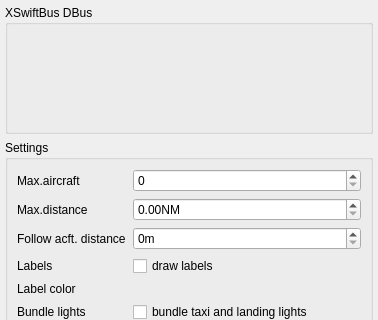
Qt form src/plugins/simulator/xplaneconfig/simulatorxplaneconfigwindow.ui (swift-project/pilotclient) before a commit; both pictures show x 0 to 378 and y 0 to 320 of the 378 by 585 pixel window.
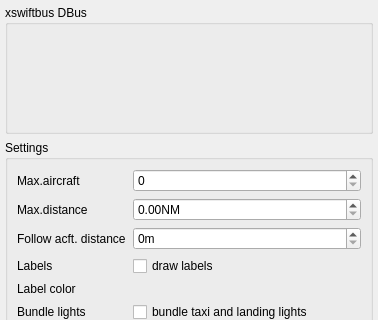
The same form after that commit. Custom widgets are drawn as their Qt base class.

Commit message: fix: Unify xswiftbus spelling

```diff
--- a/src/plugins/simulator/xplaneconfig/simulatorxplaneconfigwindow.ui
+++ b/src/plugins/simulator/xplaneconfig/simulatorxplaneconfigwindow.ui
@@ -38,7 +38,7 @@
    <item row="0" column="0">
     <widget class="QGroupBox" name="gb_DBus">
      <property name="title">
-      <string>XSwiftBus DBus</string>
+      <string>xswiftbus DBus</string>
      </property>
      <layout class="QVBoxLayout" name="vl_DBus">
       <property name="leftMargin">
```
The commit also changes 39 other files.
